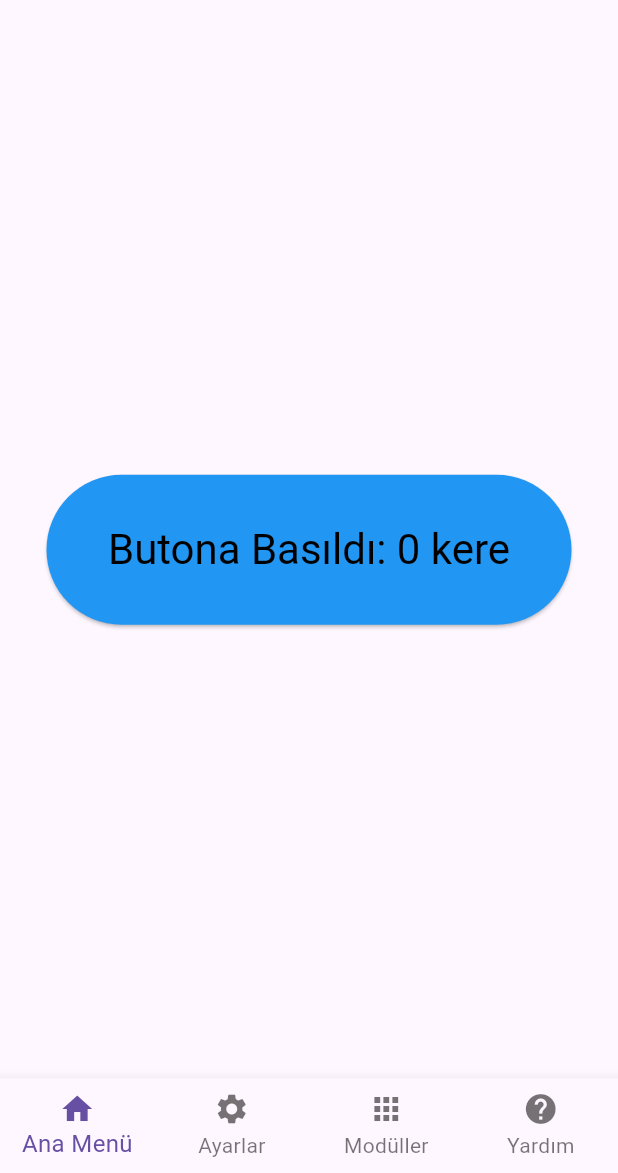
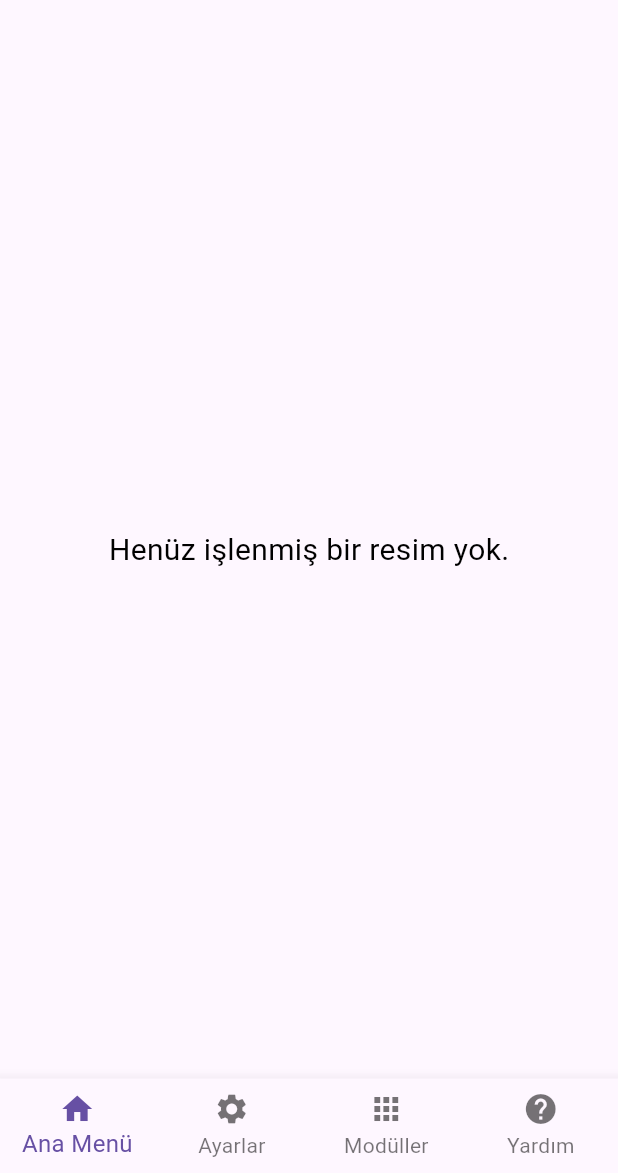
Before and after one commit to ca1ik/Flutter-Dart-Advanced-App, a Flutter app: the screen it shows after launch, on a phone screen of 412 x 824 dp, the part 63-1236 px from its top. Run offline on Flutter 3.47's test engine with Material 3 defaults, Android fonts, the phone set to English and light mode, and no system bars; our stand-ins replace audioplayers, image_picker.

Commit message:
Update main.dart

```diff
--- a/lib/main.dart
+++ b/lib/main.dart
@@ -1,5 +1,7 @@
+import 'dart:io';
 import 'package:flutter/material.dart';
 import 'package:audioplayers/audioplayers.dart';
+import 'package:image_picker/image_picker.dart';
 
 void main() {
   runApp(const HalreApp());
@@ -21,40 +23,172 @@ class _HalreAppState extends State<HalreApp> {
     });
   }
 
+  // Modüllerden gelen işlenmiş resmi ve metrikleri tutmak için
+  File? _processedImage;
+  Map<String, dynamic>? _metrics;
+
+  void _setProcessedData(File image, Map<String, dynamic> metrics) {
+    setState(() {
+      _processedImage = image;
+      _metrics = metrics;
+      _selectedIndex = 0; // işlendikten sonra Ana Menüye yönlendirebiliriz
+    });
+  }
+
+  int _selectedIndex = 0;
+
+  void _onItemTapped(int index) {
+    setState(() {
+      _selectedIndex = index;
+    });
+  }
+
   @override
   Widget build(BuildContext context) {
+    Widget body;
+    switch (_selectedIndex) {
+      case 0:
+        body = MainMenu(
+          isDarkMode: _isDarkMode,
+          toggleTheme: toggleTheme,
+          processedImage: _processedImage,
+          metrics: _metrics,
+        );
+        break;
+      case 1:
+        body = SettingsPage(isDarkMode: _isDarkMode);
+        break;
+      case 2:
+        body = ModulesPage(
+          isDarkMode: _isDarkMode,
+          onProcessed: _setProcessedData,
+        );
+        break;
+      case 3:
+        body = HelpPage(isDarkMode: _isDarkMode);
+        break;
+      default:
+        body = MainMenu(
+          isDarkMode: _isDarkMode,
+          toggleTheme: toggleTheme,
+          processedImage: _processedImage,
+          metrics: _metrics,
+        );
+    }
+
     return MaterialApp(
-      debugShowCheckedModeBanner: false, // <--- DEBUG BANNER KALDIRILDI
+      debugShowCheckedModeBanner: false,
       title: 'Halre App',
       theme: _isDarkMode ? ThemeData.dark() : ThemeData.light(),
-      home: MainMenu(
-        isDarkMode: _isDarkMode,
-        toggleTheme: toggleTheme,
+      home: Scaffold(
+        appBar: AppBar(
+          title: const Text('Halre App'),
+          centerTitle: true,
+          actions: [
+            IconButton(
+              icon: Icon(_isDarkMode ? Icons.nightlight_round : Icons.wb_sunny),
+              onPressed: toggleTheme,
+              tooltip: _isDarkMode ? 'Açık Mod' : 'Karanlık Mod',
+            ),
+          ],
+        ),
+        body: body,
+        bottomNavigationBar: BottomNavigationBar(
+          type: BottomNavigationBarType.fixed,
+          currentIndex: _selectedIndex,
+          onTap: _onItemTapped,
+          selectedFontSize: 16,
+          unselectedFontSize: 14,
+          items: const [
+            BottomNavigationBarItem(icon: Icon(Icons.home), label: 'Ana Menü'),
+            BottomNavigationBarItem(
+                icon: Icon(Icons.settings), label: 'Ayarlar'),
+            BottomNavigationBarItem(icon: Icon(Icons.apps), label: 'Modüller'),
+            BottomNavigationBarItem(icon: Icon(Icons.help), label: 'Yardım'),
+          ],
+        ),
       ),
     );
   }
 }
 
-class MainMenu extends StatefulWidget {
+// Ana Menü
+class MainMenu extends StatelessWidget {
   final bool isDarkMode;
   final VoidCallback toggleTheme;
+  final File? processedImage;
+  final Map<String, dynamic>? metrics;
 
-  const MainMenu(
-      {super.key, required this.isDarkMode, required this.toggleTheme});
+  const MainMenu({
+    super.key,
+    required this.isDarkMode,
+    required this.toggleTheme,
+    this.processedImage,
+    this.metrics,
+  });
 
   @override
-  State<MainMenu> createState() => _MainMenuState();
+  Widget build(BuildContext context) {
+    return Center(
+      child: SingleChildScrollView(
+        padding: const EdgeInsets.all(16),
+        child: Column(
+          mainAxisAlignment: MainAxisAlignment.center,
+          children: [
+            if (processedImage != null) ...[
+              Text(
+                'İşlenmiş Resim:',
+                style: TextStyle(
+                    fontSize: 24,
+                    color: isDarkMode ? Colors.white : Colors.black),
+              ),
+              const SizedBox(height: 12),
+              Image.file(processedImage!),
+              const SizedBox(height: 16),
+              if (metrics != null) ...[
+                Text(
+                  'Metrikler:',
+                  style: TextStyle(
+                      fontSize: 20,
+                      fontWeight: FontWeight.bold,
+                      color: isDarkMode ? Colors.white : Colors.black),
+                ),
+                const SizedBox(height: 8),
+                ...metrics!.entries.map((e) => Text(
+                      '${e.key}: ${e.value}',
+                      style: TextStyle(
+                          fontSize: 18,
+                          color: isDarkMode ? Colors.white70 : Colors.black87),
+                    )),
+              ],
+            ] else
+              Text(
+                'Henüz işlenmiş bir resim yok.',
+                style: TextStyle(
+                    fontSize: 20,
+                    color: isDarkMode ? Colors.white : Colors.black),
+              ),
+          ],
+        ),
+      ),
+    );
+  }
 }
 
-class _MainMenuState extends State<MainMenu> {
-  int _selectedIndex = 0;
-  int _counter = 0;
+// Ayarlar Sayfası (kendi eski ayarlar kodundan sadeleştirilmiş)
+class SettingsPage extends StatefulWidget {
+  final bool isDarkMode;
 
-  // Ses ve fullscreen için state
+  const SettingsPage({super.key, required this.isDarkMode});
+
+  @override
+  State<SettingsPage> createState() => _SettingsPageState();
+}
+
+class _SettingsPageState extends State<SettingsPage> {
   bool _isFullscreen = false;
   bool _isSoundOn = true;
   double _volume = 50;
-
   final AudioPlayer _audioPlayer = AudioPlayer();
 
   @override
@@ -65,10 +199,8 @@ class _MainMenuState extends State<MainMenu> {
   }
 
   void _playMusic() async {
-    // assets dizinindeki music.mp3'yi çalmak için path düzeltilmeli:
     await _audioPlayer.setReleaseMode(ReleaseMode.loop);
-    await _audioPlayer
-        .play(AssetSource('music.mp3')); // path'ten "assets/" kaldırıldı
+    await _audioPlayer.play(AssetSource('music.mp3'));
   }
 
   void _setVolume(double vol) {
@@ -76,38 +208,19 @@ class _MainMenuState extends State<MainMenu> {
     _audioPlayer.setVolume(volNormalized);
   }
 
-  void _onItemTapped(int index) {
-    setState(() {
-      _selectedIndex = index;
-    });
+  @override
+  void dispose() {
+    _audioPlayer.dispose();
+    super.dispose();
   }
 
-  Widget _buildAnaMenu() {
-    return Center(
-      child: ElevatedButton(
-        style: ElevatedButton.styleFrom(
-          fixedSize: const Size(350, 100),
-          textStyle: const TextStyle(fontSize: 28),
-          foregroundColor: widget.isDarkMode ? Colors.white : Colors.black,
-          backgroundColor: widget.isDarkMode ? Colors.grey[800] : Colors.blue,
-        ),
-        onPressed: () {
-          setState(() {
-            _counter++;
-          });
-        },
-        child: Text('Butona Basıldı: $_counter kere'),
-      ),
-    );
-  }
-
-  Widget _buildSettings() {
+  @override
+  Widget build(BuildContext context) {
     return Padding(
       padding: const EdgeInsets.all(24.0),
       child: Column(
         crossAxisAlignment: CrossAxisAlignment.stretch,
         children: [
-          // Tam Ekran Toggle
           ElevatedButton(
             style: ElevatedButton.styleFrom(
               fixedSize: const Size.fromHeight(80),
@@ -128,10 +241,7 @@ class _MainMenuState extends State<MainMenu> {
             child:
                 Text(_isFullscreen ? 'Tam Ekran Modu Aktif' : 'Varsayılan Mod'),
           ),
-
           const SizedBox(height: 32),
-
-          // Ses Toggle
           ElevatedButton(
             style: ElevatedButton.styleFrom(
               fixedSize: const Size.fromHeight(80),
@@ -148,10 +258,7 @@ class _MainMenuState extends State<MainMenu> {
             },
             child: Text(_isSoundOn ? 'Ses Açık' : 'Ses Kapalı'),
           ),
-
           const SizedBox(height: 16),
-
-          // Ses Slider
           Opacity(
             opacity: _isSoundOn ? 1 : 0.5,
             child: Slider(
@@ -174,81 +281,145 @@ class _MainMenuState extends State<MainMenu> {
       ),
     );
   }
+}
 
-  Widget _buildModuller() {
+// Modüller Sayfası
+class ModulesPage extends StatefulWidget {
+  final bool isDarkMode;
+  final void Function(File image, Map<String, dynamic> metrics) onProcessed;
+
+  const ModulesPage({
+    super.key,
+    required this.isDarkMode,
+    required this.onProcessed,
+  });
+
+  @override
+  State<ModulesPage> createState() => _ModulesPageState();
+}
+
+class _ModulesPageState extends State<ModulesPage> {
+  File? _selectedImage;
+  bool _isProcessing = false;
+
+  Future<void> _pickImage() async {
+    final picker = ImagePicker();
+    final picked = await picker.pickImage(source: ImageSource.gallery);
+
+    if (picked != null) {
+      setState(() {
+        _selectedImage = File(picked.path);
+      });
+    }
+  }
+
+  Future<void> _processImage() async {
+    if (_selectedImage == null) return;
+
+    setState(() {
+      _isProcessing = true;
+    });
+
+    // Simüle edilmiş işleme ve metrik üretimi
+    await Future.delayed(const Duration(seconds: 2));
+
+    final metrics = {
+      'Genişlik': 200,
+      'Yükseklik': 300,
+      'Algılanan Nesne': 'Yüz',
+    };
+
+    widget.onProcessed(_selectedImage!, metrics);
+
+    setState(() {
+      _isProcessing = false;
+    });
+
+    ScaffoldMessenger.of(context).showSnackBar(
+      const SnackBar(content: Text('Resim işlendi ve Ana Menüye aktarıldı!')),
+    );
+  }
+
+  @override
+  Widget build(BuildContext context) {
     return Center(
-      child: Text(
-        'Modüller Sayfası',
-        style: TextStyle(
-          fontSize: 28,
-          color: widget.isDarkMode ? Colors.white : Colors.black,
+      child: SingleChildScrollView(
+        padding: const EdgeInsets.all(24),
+        child: Column(
+          mainAxisAlignment: MainAxisAlignment.center,
+          children: [
+            ElevatedButton.icon(
+              icon: const Icon(Icons.image),
+              label: const Text('Resim Seç'),
+              onPressed: _pickImage,
+            ),
+            const SizedBox(height: 16),
+            if (_selectedImage != null)
+              Image.file(_selectedImage!, height: 200),
+            const SizedBox(height: 16),
+            ElevatedButton.icon(
+              icon: const Icon(Icons.play_arrow),
+              label: const Text('İşle'),
+              onPressed: _selectedImage == null || _isProcessing
+                  ? null
+                  : _processImage,
+            ),
+            if (_isProcessing) const CircularProgressIndicator(),
+          ],
         ),
       ),
     );
   }
+}
 
-  Widget _buildYardim() {
-    return Center(
-      child: Text(
-        'Yardım Sayfası',
-        style: TextStyle(
-          fontSize: 28,
-          color: widget.isDarkMode ? Colors.white : Colors.black,
-        ),
-      ),
-    );
-  }
+// Yardım Sayfası
+class HelpPage extends StatelessWidget {
+  final bool isDarkMode;
 
-  Widget _getSelectedPage() {
-    switch (_selectedIndex) {
-      case 0:
-        return _buildAnaMenu();
-      case 1:
-        return _buildSettings();
-      case 2:
-        return _buildModuller();
-      case 3:
-        return _buildYardim();
-      default:
-        return _buildAnaMenu();
-    }
-  }
-
-  @override
-  void dispose() {
-    _audioPlayer.dispose();
-    super.dispose();
-  }
+  const HelpPage({super.key, required this.isDarkMode});
 
   @override
   Widget build(BuildContext context) {
-    return Scaffold(
-      appBar: AppBar(
-        title: const Text('Halre App'),
-        centerTitle: true,
-        actions: [
-          IconButton(
-            icon: Icon(
-                widget.isDarkMode ? Icons.nightlight_round : Icons.wb_sunny),
-            onPressed: widget.toggleTheme,
-            tooltip: widget.isDarkMode ? 'Açık Mod' : 'Karanlık Mod',
+    return ListView(
+      padding: const EdgeInsets.all(24),
+      children: [
+        Text(
+          'Yardım ve Bilgilendirme',
+          style: TextStyle(
+            fontSize: 26,
+            fontWeight: FontWeight.bold,
+            color: isDarkMode ? Colors.white : Colors.black,
           ),
-        ],
-      ),
-      body: _getSelectedPage(),
-      bottomNavigationBar: BottomNavigationBar(
-        type: BottomNavigationBarType.fixed,
-        currentIndex: _selectedIndex,
-        onTap: _onItemTapped,
-        selectedFontSize: 16,
-        unselectedFontSize: 14,
-        items: const [
-          BottomNavigationBarItem(icon: Icon(Icons.home), label: 'Ana Menü'),
-          BottomNavigationBarItem(icon: Icon(Icons.settings), label: 'Ayarlar'),
-          BottomNavigationBarItem(icon: Icon(Icons.apps), label: 'Modüller'),
-          BottomNavigationBarItem(icon: Icon(Icons.help), label: 'Yardım'),
-        ],
-      ),
+        ),
+        const SizedBox(height: 16),
+        Text(
+          '• Ana Menü: İşlenmiş resimleri ve metriklerini burada görebilirsiniz.',
+          style: TextStyle(
+              fontSize: 18,
+              color: isDarkMode ? Colors.white70 : Colors.black87),
+        ),
+        const SizedBox(height: 12),
+        Text(
+          '• Ayarlar: Tema, ses, ekran ayarlarını buradan yapabilirsiniz.',
+          style: TextStyle(
+              fontSize: 18,
+              color: isDarkMode ? Colors.white70 : Colors.black87),
+        ),
+        const SizedBox(height: 12),
+        Text(
+          '• Modüller: Resim işleyici modülleri kullanarak resim seçebilir ve metrik çıkarabilirsiniz.',
+          style: TextStyle(
+              fontSize: 18,
+              color: isDarkMode ? Colors.white70 : Colors.black87),
+        ),
+        const SizedBox(height: 12),
+        Text(
+          '• Yardım: Uygulama hakkında temel bilgileri ve yönlendirmeleri içerir.',
+          style: TextStyle(
+              fontSize: 18,
+              color: isDarkMode ? Colors.white70 : Colors.black87),
+        ),
+      ],
     );
   }
 }
```
